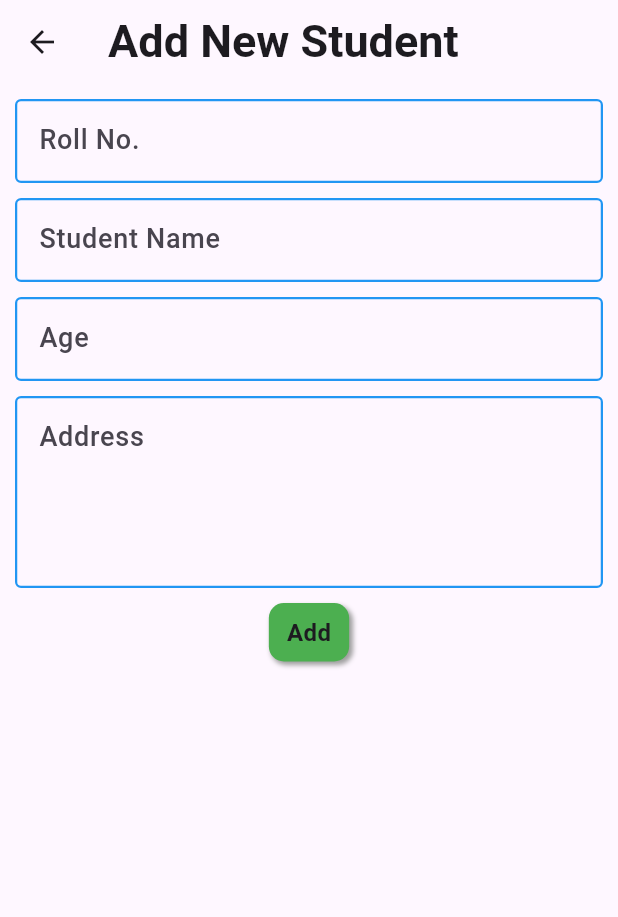
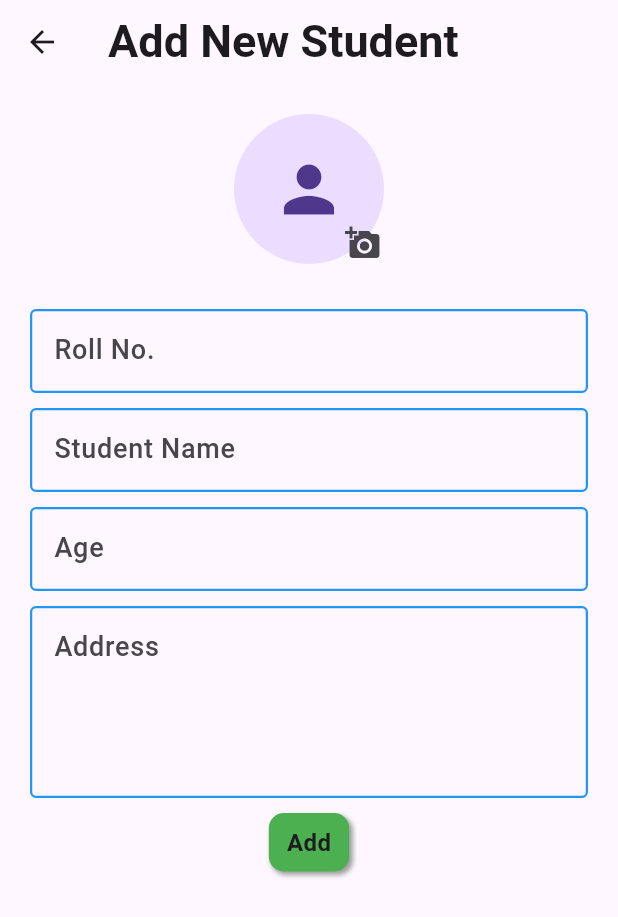
Before and after one commit to haadiyaa/student-details, a Flutter app: the AddStudent screen opened directly, on a phone screen of 412 x 824 dp. Shown: the top 917 px of the screen. Run offline on Flutter 3.47's test engine with Material 3 defaults, Android fonts, the phone set to English and light mode, and no system bars; our stand-ins replace image_picker, sqflite; accounts and stored records are empty.

Commit message:
crud updated

```diff
--- a/lib/Model/model.dart
+++ b/lib/Model/model.dart
@@ -4,8 +4,11 @@ class Student {
   final String age;
   final String name;
   final String address;
+  String photoName;
+
   Student({
     this.id,
+    required this.photoName,
     required this.rollNo,
     required this.address,
     required this.age,
@@ -18,8 +21,9 @@ class Student {
     final name = map['name'] as String;
     final address = map['address'] as String;
     final age = map['age'] as String;
+    final photoName=map['photoName'] as String;
     return Student(
-        id: id, rollNo: rollno, address: address, age: age, name: name);
+        id: id, rollNo: rollno, address: address, age: age, name: name, photoName: photoName);
   }
 
   Map<String, dynamic> toMap() {
@@ -29,6 +33,7 @@ class Student {
       'address': address,
       'age': age,
       'name': name,
+      'photoName':photoName,
     };
   }
 }
--- a/lib/controller/student_db.dart
+++ b/lib/controller/student_db.dart
@@ -63,7 +63,7 @@ Future<void> deleteStudent(int? id) async {
 
 Future<void> updateStudent(Student toUpdate) async{
   final db=await database;
-  db.update('StudentTable',toUpdate.toMap(),where: 'id=?',whereArgs: [toUpdate.id],conflictAlgorithm: ConflictAlgorithm.replace);
+   await db.update('StudentTable',toUpdate.toMap(),where: 'id=?',whereArgs: [toUpdate.id],conflictAlgorithm: ConflictAlgorithm.replace);
   print('updated');
   getAllStudents();
   studentListNotifier.notifyListeners();
--- a/lib/main.dart
+++ b/lib/main.dart
@@ -1,5 +1,4 @@
 import 'package:flutter/material.dart';
-import 'package:sqflite/sqflite.dart';
 import 'package:student_login_project/view/screens/homepage.dart';
 import 'package:student_login_project/controller/student_db.dart';
 
--- a/lib/view/screens/addstudent.dart
+++ b/lib/view/screens/addstudent.dart
@@ -1,18 +1,42 @@
+import 'dart:typed_data';
+
 import 'package:flutter/material.dart';
+import 'package:image_picker/image_picker.dart';
 import 'package:student_login_project/Model/model.dart';
 import 'package:student_login_project/controller/student_db.dart';
 import 'package:student_login_project/view/widgets/boxbuttorn.dart';
 import 'package:student_login_project/view/widgets/boxinputfield.dart';
 import 'package:student_login_project/view/widgets/mystyles.dart';
+import 'package:student_login_project/view/widgets/utils.dart';
 
-class AddStudent extends StatelessWidget {
+class AddStudent extends StatefulWidget {
+
+  AddStudent({super.key});
+
+  @override
+  State<AddStudent> createState() => _AddStudentState();
+}
+
+class _AddStudentState extends State<AddStudent> {
   final _controllerName = TextEditingController();
+
   final _controllerAddress = TextEditingController();
+
   final _controllerRollNo = TextEditingController();
+
   final _controllerAge = TextEditingController();
+
   final _key = GlobalKey<FormState>();
 
-  AddStudent({super.key});
+  Uint8List? _image;
+
+  void selectImage() async {
+    Uint8List img = await pickImage(ImageSource.gallery);
+    setState(() {
+      _image=img;
+    });
+
+  }
 
   @override
   Widget build(BuildContext context) {
@@ -24,7 +48,7 @@ class AddStudent extends StatelessWidget {
         ),
       ),
       body: Padding(
-        padding: const EdgeInsets.all(10.0),
+        padding: const EdgeInsets.all(20.0),
         child: SingleChildScrollView(
           child: Column(
             children: [
@@ -32,7 +56,35 @@ class AddStudent extends StatelessWidget {
                 key: _key,
                 child: Column(
                   children: [
+                    Stack(
+                      children: [
+                        _image!=null?
+                        CircleAvatar(
+                          radius: 50,
+                          backgroundImage: MemoryImage(_image!),
+                        ):
+                        const CircleAvatar(
+                          radius: 50,
+                          child: Icon(
+                            Icons.person,
+                            size: 50,
+                          ),
+                        ),
+                        Positioned(
+                          bottom: -10,
+                          right: -10,
+                          child: IconButton(
+                            onPressed: selectImage,
+                            icon: const Icon(Icons.add_a_photo),
+                          ),
+                        ),
+                      ],
+                    ),
+                    SizedBox(
+                      height: 30,
+                    ),
                     BoxInputField(
+                      readOnly: false,
                       line: 1,
                       controller: _controllerRollNo,
                       placeholder: const Text('Roll No.'),
@@ -46,6 +98,7 @@ class AddStudent extends StatelessWidget {
                       height: 10,
                     ),
                     BoxInputField(
+                      readOnly: false,
                       line: 1,
                       controller: _controllerName,
                       placeholder: const Text('Student Name'),
@@ -59,6 +112,7 @@ class AddStudent extends StatelessWidget {
                       height: 10,
                     ),
                     BoxInputField(
+                      readOnly: false,
                       line: 1,
                       controller: _controllerAge,
                       placeholder: const Text('Age'),
@@ -72,6 +126,7 @@ class AddStudent extends StatelessWidget {
                       height: 10,
                     ),
                     BoxInputField(
+                      readOnly: false,
                       line: 4,
                       controller: _controllerAddress,
                       placeholder: const Text('Address'),
@@ -108,15 +163,15 @@ class AddStudent extends StatelessWidget {
     );
   }
 
-  Future<void> onAddStudentClick() async{
-    final _name=_controllerName.text;
-    final _rollNo=_controllerRollNo.text;
-    final _age=_controllerAge.text;
-    final _address=_controllerAddress.text;
+  Future<void> onAddStudentClick() async {
+    final _name = _controllerName.text;
+    final _rollNo = _controllerRollNo.text;
+    final _age = _controllerAge.text;
+    final _address = _controllerAddress.text;
 
-    final _student=Student(rollNo: _rollNo, address: _address, age: _age, name: _name);
+    final _student =
+        Student(rollNo: _rollNo, address: _address, age: _age, name: _name);
 
     addStudent(_student);
-
   }
 }
--- a/lib/view/widgets/boxbuttorn.dart
+++ b/lib/view/widgets/boxbuttorn.dart
@@ -28,7 +28,7 @@ class BoxButton extends StatelessWidget {
               color: Colors.grey,
               offset: Offset(2, 2),
               blurRadius: 2,
-            )
+            ),
           ],
           color: color,
           borderRadius: BorderRadius.circular(10),
--- a/lib/view/widgets/boxinputfield.dart
+++ b/lib/view/widgets/boxinputfield.dart
@@ -6,6 +6,8 @@ class BoxInputField extends StatelessWidget {
   final Widget placeholder;
   final String? Function(String?)? validator;
   final int? line;
+  final bool readOnly;
+  bool read=true;
 
   InputBorder buildFocusBorder = const OutlineInputBorder(
     borderRadius: BorderRadius.all(
@@ -28,15 +30,19 @@ class BoxInputField extends StatelessWidget {
     ),
   );
 
-  BoxInputField(
-      {super.key,
-      required this.controller,
-      required this.placeholder,
-      this.validator, this.line});
+  BoxInputField({
+    super.key,
+    required this.controller,
+    required this.placeholder,
+    this.validator,
+    this.line,
+    required this.readOnly,
+  });
 
   @override
   Widget build(BuildContext context) {
     return TextFormField(
+      readOnly: readOnly,
       textAlignVertical: TextAlignVertical.top,
       maxLines: line,
       validator: validator,
--- a/lib/view/widgets/studentlist.dart
+++ b/lib/view/widgets/studentlist.dart
@@ -1,7 +1,5 @@
 import 'package:flutter/material.dart';
-import 'package:student_login_project/Model/model.dart';
 import 'package:student_login_project/controller/student_db.dart';
-import 'package:student_login_project/view/widgets/mystyles.dart';
 import 'package:student_login_project/view/widgets/studenttile.dart';
 
 class StudentList extends StatelessWidget {
```
Also changed, not shown: lib/view/screens/detailspage.dart (deleted, +0 -75 lines), lib/view/screens/updatestudent.dart (+74 -19 lines), lib/view/widgets/detailstable.dart (deleted, +0 -77 lines), lib/view/widgets/studenttile.dart (+5 -3 lines), lib/view/widgets/utils.dart (added, +11 -0 lines).
